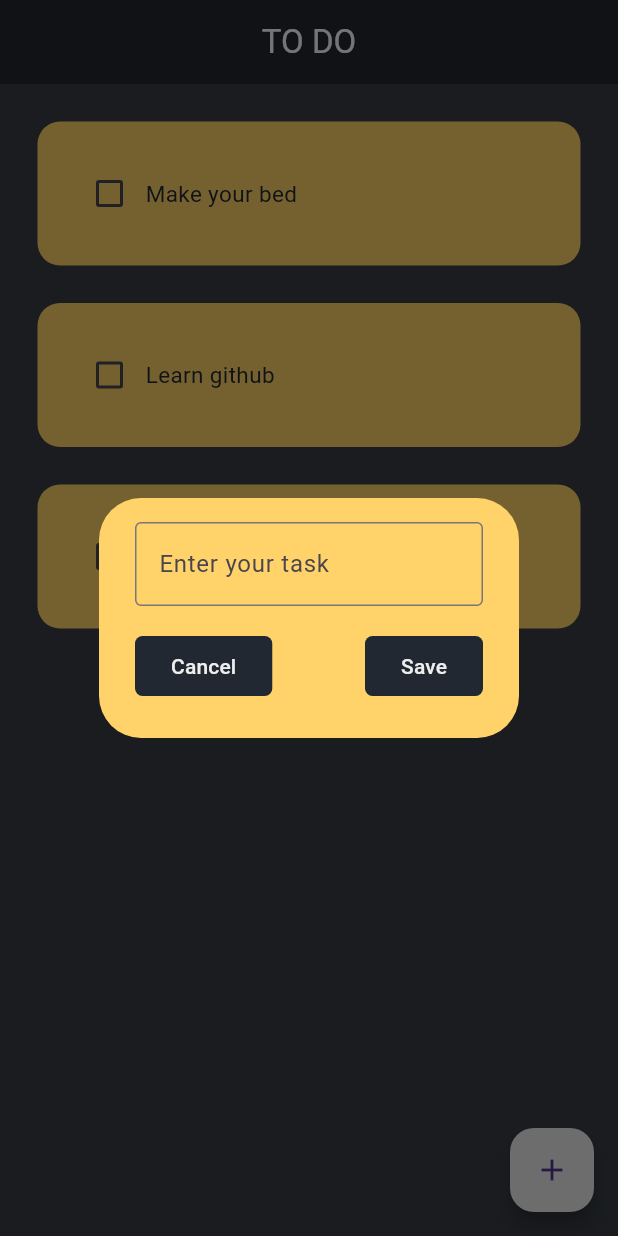
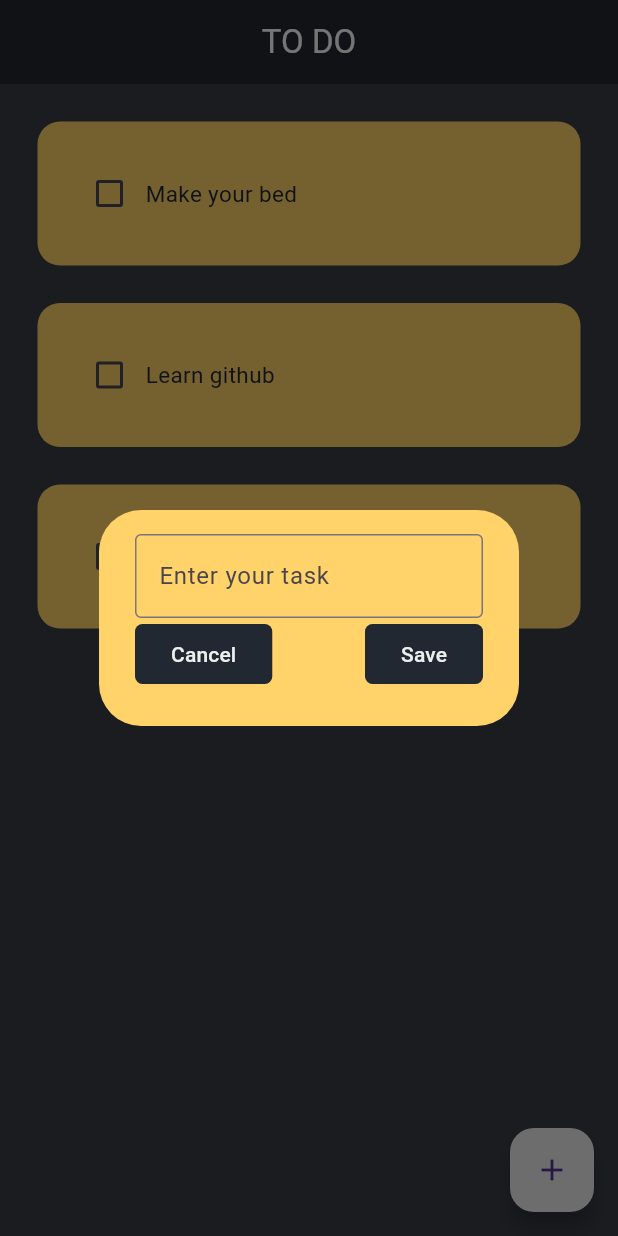
Before and after one commit to MajstorUgvej/ToDoApp, a Flutter app: the screen it shows after launch, after a tap on the "add" icon, on a phone screen of 412 x 824 dp. Run offline on Flutter 3.47's test engine with Material 3 defaults, Android fonts, the phone set to English and light mode, and no system bars; drawn by our look-alikes of flutter_slidable; our stand-ins replace sqflite; accounts and stored records are empty.

Commit message:
Edit button + fixed bugs

```diff
--- a/lib/pages/home_page.dart
+++ b/lib/pages/home_page.dart
@@ -11,6 +11,12 @@ class HomePage extends StatefulWidget {
 }
 
 class _HomePageState extends State<HomePage> {
+  // Edit tasks initial values
+  bool isEditing = false;
+  late FocusNode focusNode;
+  late TextEditingController myEditController;
+  int? position;
+
   // Instance of LocalDb to access the database
   final LocalDb db = LocalDb();
   get database async => await db.database;
@@ -21,7 +27,34 @@ class _HomePageState extends State<HomePage> {
   @override
   void initState() {
     super.initState();
+    // load database
     loadTasks();
+    // Initialize the focus node and text controller
+    focusNode = FocusNode();
+    myEditController = TextEditingController();
+  }
+
+  @override
+  void dispose() {
+    // Dispose of the focus node and text controller
+    focusNode.dispose();
+    myController.dispose();
+    super.dispose();
+  }
+
+  void startEditing(int index) {
+
+    position = index; // Store the current index for editing
+    myEditController.text = tasks[index]['title']; // Set the text for editing
+
+    setState(() {
+      isEditing = true;
+    });
+
+    // delay to ensure the text field is built before requesting focus
+    Future.delayed(Duration(milliseconds: 100), () {
+      focusNode.requestFocus();
+    });
   }
 
   Future<void> loadTasks() async {
@@ -56,6 +89,15 @@ class _HomePageState extends State<HomePage> {
     await loadTasks();
   }
 
+  // Edit task
+  void editTask(int index) async{
+    await db.updateTaskTitle(tasks[index]['id'], myEditController.text);
+    await loadTasks(); // Reload tasks from the database
+    setState(() {
+      isEditing = false;
+    });
+  }
+
   // controller
   TextEditingController myController = TextEditingController();
 
@@ -68,7 +110,30 @@ class _HomePageState extends State<HomePage> {
         title: const Text('TO DO', style: TextStyle(color: Colors.white),),
         centerTitle: true,
       ),
-      body: ListView.builder(
+      body: isEditing?
+      Center(
+        child: Padding(
+          padding: const EdgeInsets.all(20.0),
+          child: TextField(
+            maxLines: null,
+            decoration: InputDecoration(
+              border: OutlineInputBorder(
+                borderRadius: BorderRadius.circular(15),
+                borderSide: BorderSide.none
+              ),
+              fillColor: Color.fromARGB(255, 255, 211, 105),
+              filled: true,
+            ),
+            controller: myEditController,
+            focusNode: focusNode,
+            autofocus: true,
+            onTapOutside: (event) {
+                editTask(position!);
+            },
+          ),
+        )
+      )
+      : ListView.builder(
         itemCount: tasks.length,
         itemBuilder: (context, index) {
           final task = tasks[index];
@@ -77,10 +142,12 @@ class _HomePageState extends State<HomePage> {
             isChecked: task['isCompleted'] == 1,
             onChanged: (val) => changeTaskState(index),
             delete: () => deleteTask(index),
+            startEditing:() => startEditing(index),
           );
         },
       ),
-      floatingActionButton: FloatingActionButton(onPressed: () {
+      // TO DO: Disable the FAB when editing
+      floatingActionButton:  FloatingActionButton(onPressed: () {
         showDialog(
           context: context,
           builder:(context) {
@@ -91,6 +158,7 @@ class _HomePageState extends State<HomePage> {
       backgroundColor: Color.fromARGB(255, 238, 238, 238),
       child: Icon(Icons.add),
       ),
+
     );
   }
 }
--- a/lib/utilities/add_window.dart
+++ b/lib/utilities/add_window.dart
@@ -7,15 +7,12 @@ class AddWindow extends StatelessWidget {
 
   const AddWindow({super.key, required this.myController, required this.onSaved });
 
-
-
   @override
   Widget build(BuildContext context) {
     return AlertDialog(
-      content: SizedBox(
-        height: 120,
-        child: Column(
+      content: Column(
             mainAxisAlignment: MainAxisAlignment.spaceBetween,
+            mainAxisSize: MainAxisSize.min,
             children: [
                   TextField(
                   controller: myController,
@@ -23,6 +20,7 @@ class AddWindow extends StatelessWidget {
                     hintText: 'Enter your task',
                     border: OutlineInputBorder(),
                   ),
+                  maxLines: null,
                 ),
               Row(
                 mainAxisAlignment: MainAxisAlignment.spaceBetween,
@@ -36,7 +34,6 @@ class AddWindow extends StatelessWidget {
               )
             ],
           ),
-      ),
       backgroundColor: Color.fromARGB(255, 255, 211, 105),
 
     );
--- a/lib/utilities/task_block.dart
+++ b/lib/utilities/task_block.dart
@@ -8,12 +8,14 @@ class TaskBlock extends StatelessWidget {
   final bool isChecked;
   final Function(bool?)? onChanged;
   final VoidCallback delete;
+  final VoidCallback startEditing;
 
   TaskBlock({super.key,
     required this.text,
     required this.isChecked,
     required this.onChanged,
-    required this.delete
+    required this.delete,
+    required this.startEditing,
   });
 
   final LocalDb db = LocalDb();
@@ -36,12 +38,7 @@ class TaskBlock extends StatelessWidget {
               ),
               SlidableAction(
                 flex: 2,
-                onPressed: (context) {
-                  // TODO: Implement edit functionality
-                  db.fetchTasks().then((tasks) {
-                    print(tasks);
-                  });
-                },
+                onPressed: (context) => startEditing(),
                 icon: Icons.edit,
                 backgroundColor: Colors.blue,
                 borderRadius: BorderRadius.only(
@@ -52,18 +49,24 @@ class TaskBlock extends StatelessWidget {
             ],),
             child: Container(
               padding: EdgeInsets.all(24),
+
               decoration: BoxDecoration(
                 color: Color.fromARGB(255, 255, 211, 105),
-                borderRadius: BorderRadius.circular(15)
+                borderRadius: BorderRadius.circular(15),
+
               ),
               child: Row(
+
                   children: [
                     Checkbox(value: isChecked, onChanged: onChanged, activeColor: Color.fromARGB(255, 34, 40, 49),),
-                  Text(text, style: TextStyle(
+                    Expanded(
+                      child: Text(text, style: TextStyle(
                         decoration: isChecked? TextDecoration.lineThrough : TextDecoration.none,
                         color: Color.fromARGB(255, 34, 40, 49),
                         fontSize: 15
-                  ),),
+                      ),
+                      ),
+                    ),
                   ],
                 ),
               ),
```
Also changed, not shown: lib/LocalDb.dart (+9 -6 lines). Lines whose indentation alone changed are shown as unchanged.
